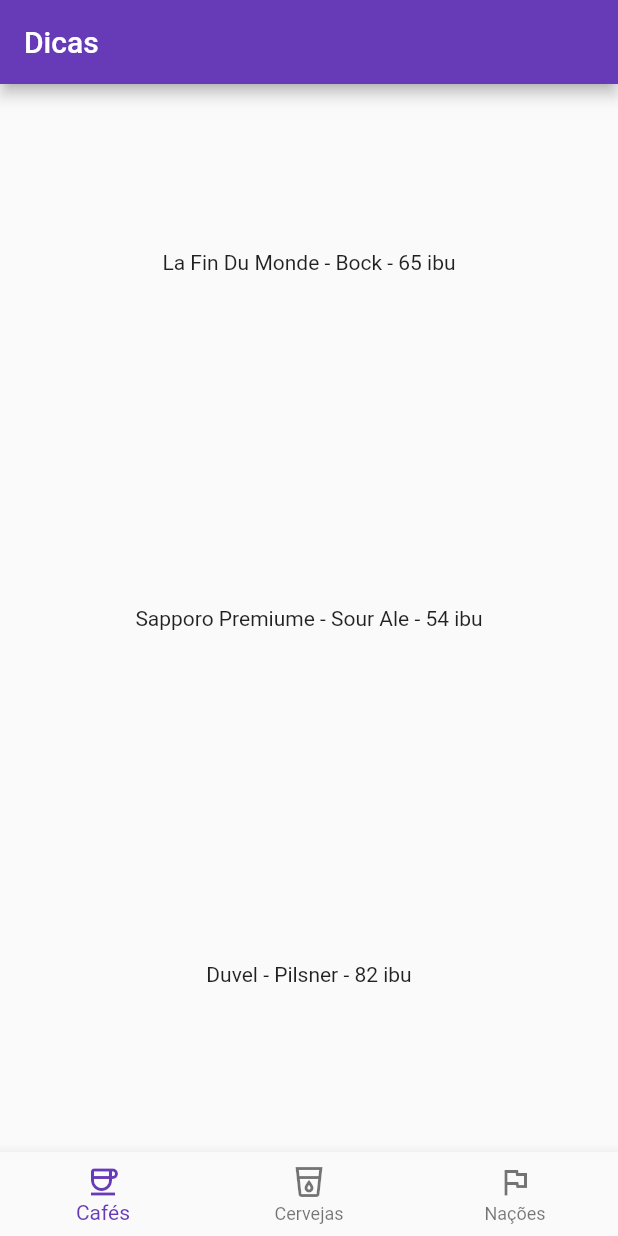
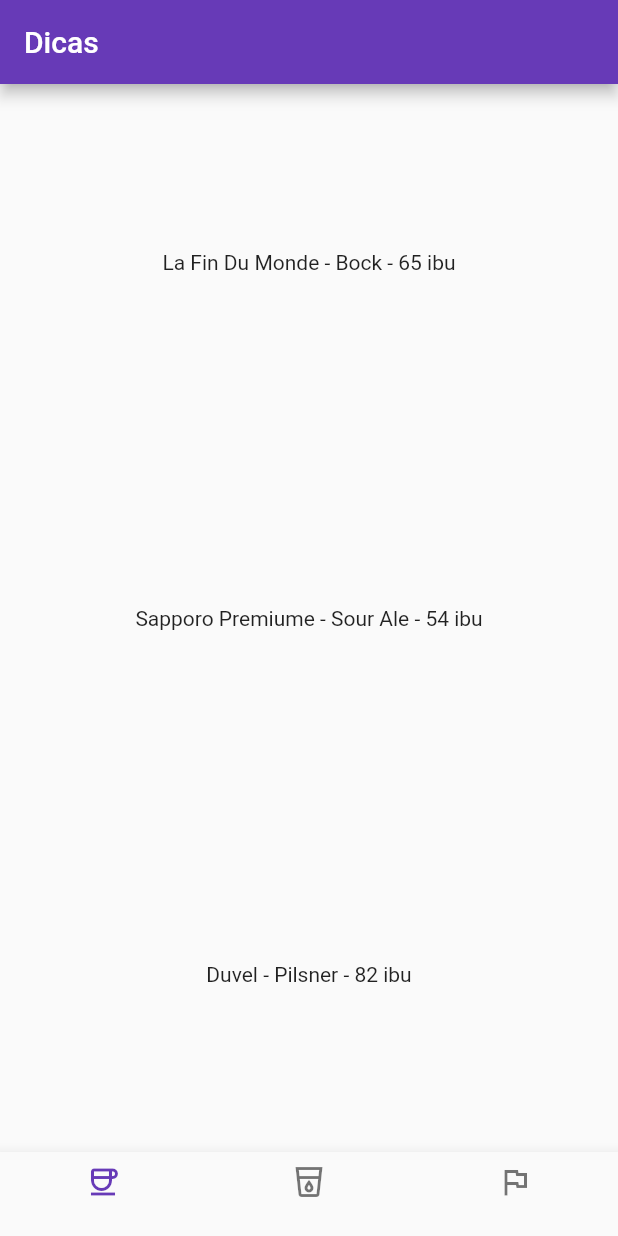
Before and after one commit to garciaRafa/receitaDart03, a Flutter app: the screen it shows after launch, on a phone screen of 412 x 824 dp. Run offline on Flutter 3.47's test engine with Material 2 defaults, Android fonts, the phone set to English and light mode, and no system bars.

Commit message:
Adicionando uma lista de ícones a classe NewNavBar

```diff
--- a/lib/main.dart
+++ b/lib/main.dart
@@ -1,4 +1,5 @@
 import 'package:flutter/material.dart';
+
 void main() {
   MyApp app = MyApp();
   runApp(app);
@@ -9,7 +10,6 @@
   @override
 
   Widget build(BuildContext context) {
-
     return MaterialApp(
       theme: ThemeData(primarySwatch: Colors.deepPurple),
       debugShowCheckedModeBanner:false,
@@ -22,40 +22,51 @@
           "Sapporo Premiume - Sour Ale - 54 ibu",
           "Duvel - Pilsner - 82 ibu"
         ]),
-        bottomNavigationBar: NewNavBar(),
+        bottomNavigationBar: NewNavBar(
+          icons: [
+            Icons.coffee_outlined,
+            Icons.local_drink_outlined,
+            Icons.flag_outlined,
+          ],
+),
       ));
   }
 }
 
+
+
+
+
 class NewNavBar extends StatelessWidget {
 
-  NewNavBar();
+  final List<IconData> icons;
+  NewNavBar({required this.icons});
 
   void botaoFoiTocado(int index) {
     print("Tocaram no botão $index");
   }
 
   @override
-
   Widget build(BuildContext context) {
-    return BottomNavigationBar(onTap: botaoFoiTocado, items: const [
-      BottomNavigationBarItem(
-        label: "Cafés",
-        icon: Icon(Icons.coffee_outlined),
-      ),
-      BottomNavigationBarItem(
-          label: "Cervejas", icon: Icon(Icons.local_drink_outlined)),
-      BottomNavigationBarItem(label: "Nações", icon: Icon(Icons.flag_outlined))
-    ]);
+    return BottomNavigationBar(
+      onTap: botaoFoiTocado,
+      items: icons
+          .map((icon) => BottomNavigationBarItem(
+                icon: Icon(icon),
+                label: '',
+              ))
+          .toList(),
+    );
   }
 }
+
+
 
 class DataBodyWidget extends StatelessWidget {
 
   List<String> objects;
 
   DataBodyWidget( {this.objects = const [] });
-
   Expanded processarUmElemento(String obj){
     return Expanded(
           child: Center(child: Text(obj)),
```
